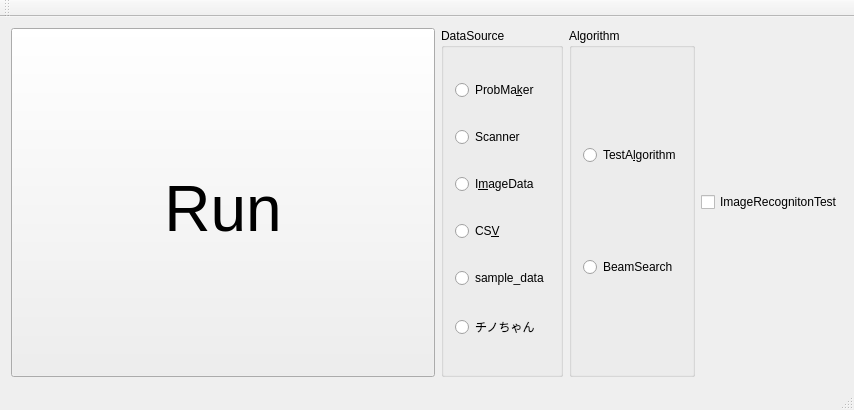
This is Kunugida/kunugida.ui in tnct-spc/procon2017-comp as Qt 5 draws it before an edit. The edited form follows.
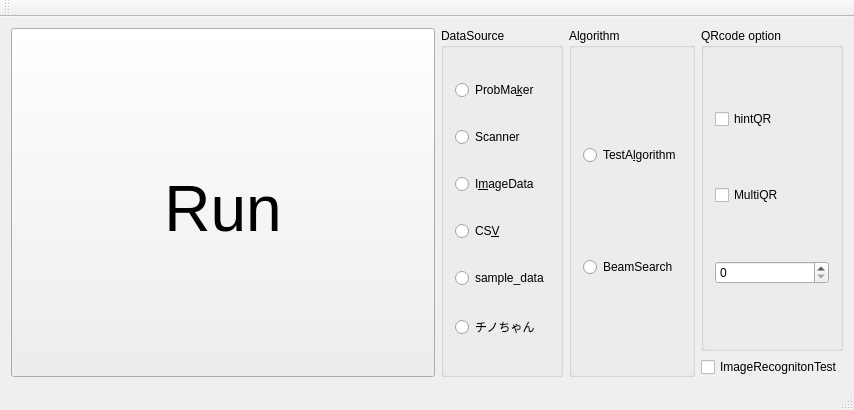
This is the edited form.

The edit to the form file:
```diff
--- a/Kunugida/kunugida.ui
+++ b/Kunugida/kunugida.ui
@@ -96,6 +96,32 @@
     </item>
     <item row="0" column="3">
      <layout class="QVBoxLayout" name="verticalLayout">
+      <item>
+       <widget class="QGroupBox" name="groupBox_3">
+        <property name="title">
+         <string>QRcode option</string>
+        </property>
+        <layout class="QGridLayout" name="gridLayout_2">
+         <item row="1" column="0">
+          <widget class="QCheckBox" name="is_multi">
+           <property name="text">
+            <string>MultiQR</string>
+           </property>
+          </widget>
+         </item>
+         <item row="0" column="0">
+          <widget class="QCheckBox" name="is_hint">
+           <property name="text">
+            <string>hintQR</string>
+           </property>
+          </widget>
+         </item>
+         <item row="2" column="0">
+          <widget class="QSpinBox" name="how_qr"/>
+         </item>
+        </layout>
+       </widget>
+      </item>
       <item>
        <widget class="QCheckBox" name="ImageRecognitonTestCheckBox">
         <property name="text">
```
